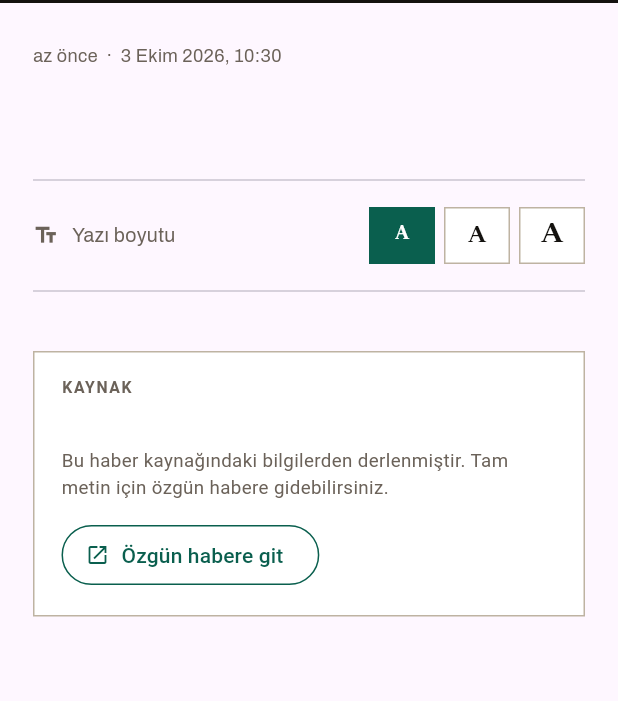
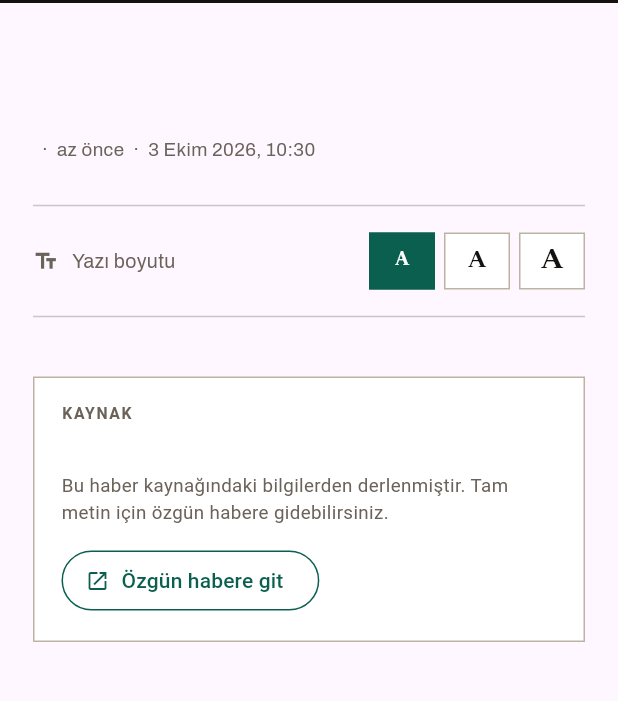
Before and after one commit to Bubaso/kastamonu_app, a Flutter app: the HaberEkrani screen opened directly with empty values, on a phone screen of 412 x 824 dp, the part 87-788 px from its top. Run offline on Flutter 3.47's test engine with Material 3 defaults, Android fonts, the phone set to English and light mode, and no system bars; our stand-ins replace flutter_riverpod, go_router, shared_preferences, supabase_flutter; accounts and stored records are empty; project files that could hold a hidden picture were left out.

Commit message:
Haber künyesi sadeleşti; ekran okuyucu ağacı kuruldu
Künye başlığın üstünde, bölüm etiketlerinin yanındaydı ve iki sorunu
vardı. Birincisi tekrar: satır "20 Eyl · 20 Eylül 2026, 04:27" diye
yazıyordu — göreli zaman yalnızca mutlak tarihin söylemediği bir şey
söylediğinde işe yarıyor, bir haftayı geçmiş haberde `gecenSure` zaten
tarihin kendisini döndürdüğü için aynı bilgi iki kez okunuyordu. Artık
göreli biçim yalnızca bir haftadan yeni haberlerde çıkıyor.

İkincisi eksiklik: kaynak adı sayfanın en altındaki kutudaydı. Haberi
derleyerek yayımlayan bir portalda kaynak künyenin parçasıdır, dipnot
değil — okur neyi kimden okuduğunu gövdeye başlamadan bilmeli. Künye
artık başlığın ve spotun altında, gazetede imza satırının durduğu yerde.

Erişilebilirlik: Flutter çizimi tuvale yaptığı için erişilebilirlik ağacı
elle kurulmak zorunda, kurulmazsa sayfa ekran okuyucu için tamamen boş.
Tüm kod tabanında tek bir `Semantics` vardı. Bu, temadaki punto ve
kontrast kararlarının eksik yarısıydı: aynı gerekçeyle gövde metni 17,5
pikselin altına indirilmiyor ama hiç göremeyen okur için sayfada okunacak
hiçbir şey yoktu.

Manşet, odak, satır, ikili kart ve ızgara kartı artık tek bir buton
olarak duyuruluyor; etiket başlık, bölüm, ilçe ve zamanı tek cümlede
veriyor ve sıra bilinçli — ekran okuyucu kullanan okur listede gezerken
ilk kelimelerden karar veriyor. Kart içindeki metinler ayrıca
duyurulmuyor, yoksa aynı cümle iki kez okunuyor. Görseller ağaçtan
çıkarıldı: etiket zaten her şeyi söylüyor.

Son dakika bandı `liveRegion`: bant sayfa açıkken belirdiğinde ekran
okuyucu onu kendiliğinden okuyor. Son dakika haberinin tek anlamı zaten
sıradan akışı bölebilmesi; bölme yalnızca görenler için olmamalı.

Testler ağacın gerçekten kurulduğunu doğruluyor — widget'ın içine
`Semantics` yazmış olmak o düğümün ağaca düştüğü anlamına gelmiyor.

Co-Authored-By: Claude Opus 5 <noreply@anthropic.com>
Claude-Session: https://claude.ai/code/session_01UU2LPpjxaqaGy5L8WCLXbE

```diff
--- a/lib/ozellikler/haber/ekran/haber_ekrani.dart
+++ b/lib/ozellikler/haber/ekran/haber_ekrani.dart
@@ -131,6 +131,8 @@ class _GovdeState extends ConsumerState<_Govde> {
                         ),
                       ),
                     ],
+                    const SizedBox(height: 15),
+                    _Kunye(haber: haber),
                     const SizedBox(height: 20),
                     // Gerçek kaynak fotoğrafı varsa gösteriliyor; atıf
                     // hemen altında. Tipografik karta düşüldüyse burada
@@ -509,18 +511,61 @@ class _Etiketler extends StatelessWidget {
             ),
           ),
         ),
-        // Haber sayfasında hem göreli hem mutlak zaman: tazelik bir
-        // bakışta, kayıt için tam tarih.
-        Text(
-          '${gecenSure(haber.zaman)}  ·  '
-          '${DateFormat("d MMMM y, HH:mm", 'tr').format(haber.zaman)}',
-          style: const TextStyle(
-            fontFamily: Tema.sans,
-            fontSize: 12,
-            color: Tema.solgun,
+      ],
+    );
+  }
+}
+
+/// Haberin künyesi: kim derledi, ne zaman yayımlandı.
+///
+/// Başlığın ve spotun ALTINDA, gövdenin hemen üstünde — gazetede imza
+/// satırının durduğu yer. Önce başlığın üstünde, bölüm etiketlerinin
+/// yanındaydı ve orada iki sorun vardı.
+///
+/// Birincisi tekrar: satır "20 Eyl · 20 Eylül 2026, 04:27" diye
+/// yazıyordu. Göreli zaman yalnızca mutlak tarihin söylemediği bir şey
+/// söylediğinde işe yarıyor; bir haftayı geçmiş haberde `gecenSure` zaten
+/// tarihin kendisini döndürdüğü için aynı bilgi iki kez okunuyordu. Artık
+/// göreli biçim yalnızca bir haftadan yeni haberlerde çıkıyor.
+///
+/// İkincisi eksiklik: kaynak adı sayfanın en altındaki kutudaydı. Haberi
+/// derleyerek yayımlayan bir portalda kaynak künyenin parçasıdır, dipnot
+/// değil — okur neyi kimden okuduğunu gövdeye başlamadan bilmeli.
+class _Kunye extends StatelessWidget {
+  const _Kunye({required this.haber});
+  final Haber haber;
+
+  /// Göreli zamanın mutlak tarihe ekleyeceği bir şey var mı.
+  static const _goreliSinir = Duration(days: 7);
+
+  @override
+  Widget build(BuildContext context) {
+    final mutlak = DateFormat('d MMMM y, HH:mm', 'tr').format(haber.zaman);
+    final yas = DateTime.now().difference(haber.zaman);
+    final zaman = yas < _goreliSinir
+        ? '${gecenSure(haber.zaman)}  ·  $mutlak'
+        : mutlak;
+
+    return Text.rich(
+      TextSpan(
+        children: [
+          TextSpan(
+            text: haber.kaynakKisa,
+            style: const TextStyle(
+              fontWeight: FontWeight.w600,
+              color: Tema.murekkepIkincil,
+            ),
           ),
-        ),
-      ],
+          const TextSpan(text: '  ·  '),
+          TextSpan(text: zaman),
+        ],
+      ),
+      style: const TextStyle(
+        fontFamily: Tema.sans,
+        fontSize: 12.5,
+        height: 1.5,
+        color: Tema.solgun,
+      ),
     );
   }
 }
```
Also changed, not shown: lib/ozellikler/anasayfa/ekran/anasayfa_ekrani.dart (+108 -27 lines), 1 other file.
